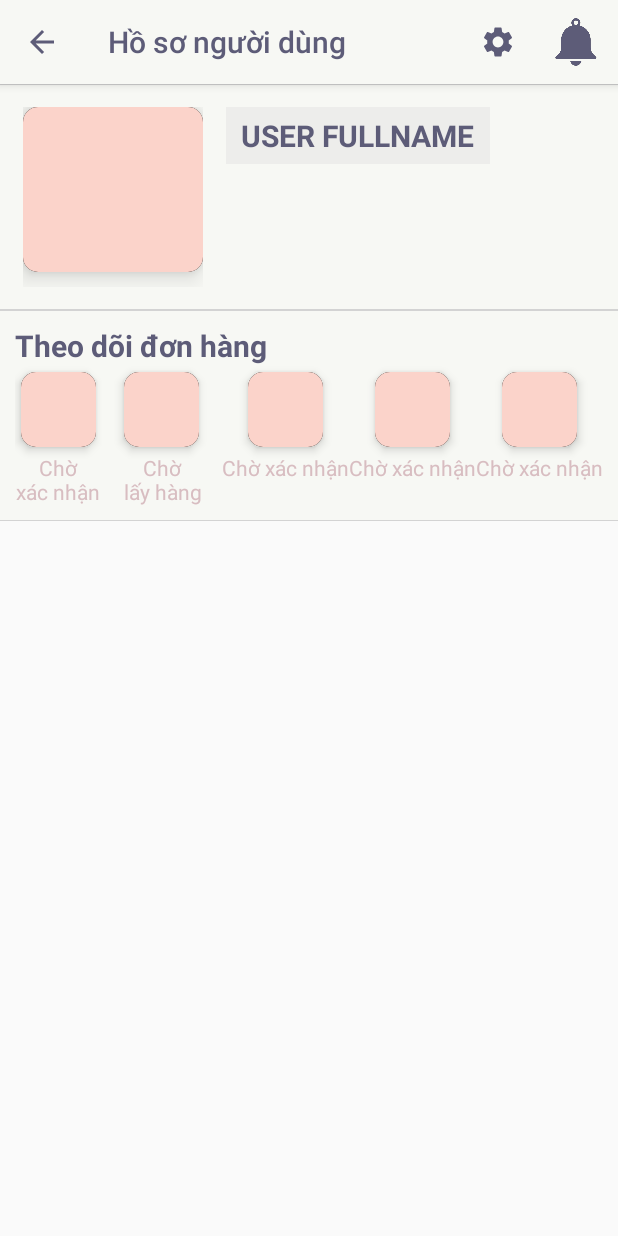
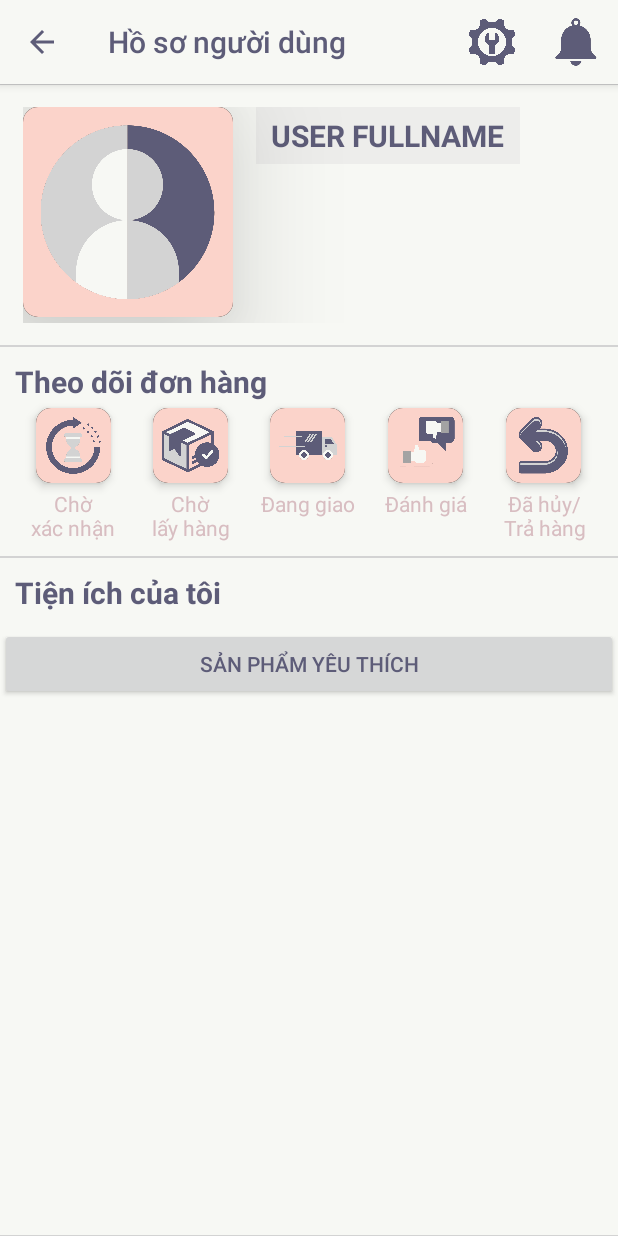
Before and after one commit to NTBichNgoc7202/FlashyStationery_Android, an Android app: the screen it shows after launch (UserProfileActivity), on a phone screen of 412 x 824 dp. Run offline under Robolectric (Android 15) with nearby library versions, the phone set to English and light mode, and no system bars; our stand-ins replace CircleImageView.

Commit message:
Update User Profile 27/11

```diff
--- a/app/src/main/res/drawable/ic_baseline_settings_24.xml
+++ /dev/null
@@ -1,5 +0,0 @@
-<vector android:height="24dp" android:tint="#5D5C78"
-    android:viewportHeight="24" android:viewportWidth="24"
-    android:width="24dp" xmlns:android="http://schemas.android.com/apk/res/android">
-    <path android:fillColor="@android:color/white" android:pathData="M19.14,12.94c0.04,-0.3 0.06,-0.61 0.06,-0.94c0,-0.32 -0.02,-0.64 -0.07,-0.94l2.03,-1.58c0.18,-0.14 0.23,-0.41 0.12,-0.61l-1.92,-3.32c-0.12,-0.22 -0.37,-0.29 -0.59,-0.22l-2.39,0.96c-0.5,-0.38 -1.03,-0.7 -1.62,-0.94L14.4,2.81c-0.04,-0.24 -0.24,-0.41 -0.48,-0.41h-3.84c-0.24,0 -0.43,0.17 -0.47,0.41L9.25,5.35C8.66,5.59 8.12,5.92 7.63,6.29L5.24,5.33c-0.22,-0.08 -0.47,0 -0.59,0.22L2.74,8.87C2.62,9.08 2.66,9.34 2.86,9.48l2.03,1.58C4.84,11.36 4.8,11.69 4.8,12s0.02,0.64 0.07,0.94l-2.03,1.58c-0.18,0.14 -0.23,0.41 -0.12,0.61l1.92,3.32c0.12,0.22 0.37,0.29 0.59,0.22l2.39,-0.96c0.5,0.38 1.03,0.7 1.62,0.94l0.36,2.54c0.05,0.24 0.24,0.41 0.48,0.41h3.84c0.24,0 0.44,-0.17 0.47,-0.41l0.36,-2.54c0.59,-0.24 1.13,-0.56 1.62,-0.94l2.39,0.96c0.22,0.08 0.47,0 0.59,-0.22l1.92,-3.32c0.12,-0.22 0.07,-0.47 -0.12,-0.61L19.14,12.94zM12,15.6c-1.98,0 -3.6,-1.62 -3.6,-3.6s1.62,-3.6 3.6,-3.6s3.6,1.62 3.6,3.6S13.98,15.6 12,15.6z"/>
-</vector>
--- a/app/src/main/res/layout/activity_user_profile.xml
+++ b/app/src/main/res/layout/activity_user_profile.xml
@@ -5,7 +5,8 @@
     android:layout_width="match_parent"
     android:layout_height="match_parent"
     tools:context="com.race.flashystationery.UserProfileActivity"
-    android:orientation="vertical">
+    android:orientation="vertical"
+    android:background="#F7F8F4">
 
     <LinearLayout
         android:layout_width="match_parent"
@@ -13,17 +14,16 @@
         android:orientation="horizontal"
         android:padding="15dp"
         android:background="@drawable/image_shadow_2">
-        <RelativeLayout
-            android:layout_width="120dp"
-            android:layout_height="120dp">
-            <ImageView
-                android:layout_width="150dp"
-                android:layout_height="150dp"
-                android:layout_marginBottom="10dp"
+
+        <de.hdodenhof.circleimageview.CircleImageView
+            android:id="@+id/imv_UserAvatar"
+            android:layout_width="140dp"
+            android:layout_height="140dp"
+            android:src="@drawable/ic_user"
+            android:padding="10dp"
             android:background="@drawable/image_shadow"
-                android:elevation="10dp"/>
-
-        </RelativeLayout>
+            android:layout_marginBottom="4dp"
+            android:elevation="50dp"/>
 
         <TextView
             android:layout_width="wrap_content"
@@ -43,7 +43,6 @@
         android:layout_width="match_parent"
         android:layout_height="wrap_content"
         android:background="@drawable/image_shadow_2"
-        android:stretchColumns="1"
         android:padding="10dp">
         <TableRow>
             <TextView
@@ -55,80 +54,128 @@
         </TableRow>
         <TableRow>
             <LinearLayout
+                android:id="@+id/ll_ChoXacNhan"
                 android:orientation="vertical"
-                android:gravity="center_horizontal">
+                android:gravity="center_horizontal"
+                android:layout_weight="1">
                 <ImageView
                     android:layout_width="50dp"
                     android:layout_height="50dp"
                     android:background="@drawable/image_shadow"
                     android:layout_margin="4dp"
-                    android:elevation="4dp"/>
+                    android:elevation="4dp"
+                    android:src="@drawable/order_confirm"
+                    android:padding="5dp"/>
                 <TextView
-                    android:layout_width="wrap_content"
+                    android:layout_width="match_parent"
                     android:layout_height="wrap_content"
                     android:text="Chờ\nxác nhận"
                     android:textColor="#D8BDC1"
                     android:gravity="center_horizontal"/>
             </LinearLayout>
+
             <LinearLayout
+                android:id="@+id/ll_ChoLayHang"
                 android:orientation="vertical"
-                android:gravity="center_horizontal">
+                android:gravity="center_horizontal"
+                android:layout_weight="1">
                 <ImageView
                     android:layout_width="50dp"
                     android:layout_height="50dp"
                     android:background="@drawable/image_shadow"
                     android:layout_margin="4dp"
-                    android:elevation="4dp"/>
+                    android:elevation="4dp"
+                    android:src="@drawable/order_package"
+                    android:padding="5dp"/>
                 <TextView
-                    android:layout_width="wrap_content"
+                    android:layout_width="match_parent"
                     android:layout_height="wrap_content"
                     android:text="Chờ\nlấy hàng"
                     android:textColor="#D8BDC1"
                     android:gravity="center_horizontal"/>
-            </LinearLayout><LinearLayout
+            </LinearLayout>
+
+            <LinearLayout
+                android:id="@+id/ll_DangGiao"
                 android:orientation="vertical"
-            android:gravity="center_horizontal">
+                android:gravity="center_horizontal"
+                android:layout_weight="1">
                 <ImageView
                     android:layout_width="50dp"
                     android:layout_height="50dp"
                     android:background="@drawable/image_shadow"
                     android:layout_margin="4dp"
-                android:elevation="4dp"/>
+                    android:elevation="4dp"
+                    android:src="@drawable/shipping"
+                    android:padding="5dp"/>
                 <TextView
-                android:layout_width="wrap_content"
+                    android:layout_width="match_parent"
                     android:layout_height="wrap_content"
-                android:text="Chờ xác nhận"
-                android:textColor="#D8BDC1"/>
-        </LinearLayout><LinearLayout
+                    android:text="Đang giao"
+                    android:textColor="#D8BDC1"
+                    android:gravity="center_horizontal"/>
+            </LinearLayout>
+
+            <LinearLayout
+                android:id="@+id/ll_DanhGia"
                 android:orientation="vertical"
-            android:gravity="center_horizontal">
+                android:gravity="center_horizontal"
+                android:layout_weight="1">
                 <ImageView
                     android:layout_width="50dp"
                     android:layout_height="50dp"
                     android:background="@drawable/image_shadow"
                     android:layout_margin="4dp"
-                android:elevation="4dp"/>
+                    android:elevation="4dp"
+                    android:src="@drawable/evaluate"
+                    android:padding="5dp"/>
                 <TextView
-                android:layout_width="wrap_content"
+                    android:layout_width="match_parent"
                     android:layout_height="wrap_content"
-                android:text="Chờ xác nhận"
-                android:textColor="#D8BDC1"/>
-        </LinearLayout><LinearLayout
+                    android:text="Đánh giá"
+                    android:textColor="#D8BDC1"
+                    android:gravity="center_horizontal"/>
+            </LinearLayout>
+
+            <LinearLayout
+                android:id="@+id/ll_HuyVaTraHang"
                 android:orientation="vertical"
-            android:gravity="center_horizontal">
+                android:gravity="center_horizontal"
+                android:layout_weight="1">
                 <ImageView
                     android:layout_width="50dp"
                     android:layout_height="50dp"
                     android:background="@drawable/image_shadow"
                     android:layout_margin="4dp"
-                android:elevation="4dp"/>
+                    android:elevation="4dp"
+                    android:src="@drawable/order_return"
+                    android:padding="5dp"/>
                 <TextView
-                android:layout_width="wrap_content"
+                    android:layout_width="match_parent"
                     android:layout_height="wrap_content"
-                android:text="Chờ xác nhận"
-                android:textColor="#D8BDC1"/>
+                    android:text="Đã hủy/\nTrả hàng"
+                    android:textColor="#D8BDC1"
+                    android:gravity="center_horizontal"/>
             </LinearLayout>
         </TableRow>
     </TableLayout>
 
+    <LinearLayout
+        android:layout_width="match_parent"
+        android:layout_height="match_parent"
+        android:orientation="vertical"
+        android:background="@drawable/image_shadow_2">
+        <TextView
+            android:layout_width="match_parent"
+            android:layout_height="wrap_content"
+            android:text="Tiện ích của tôi"
+            android:padding="10dp"
+            android:textSize="20sp"
+            android:textStyle="bold"
+            android:textColor="#5D5C78"/>
+        <Button
+            android:layout_width="match_parent"
+            android:layout_height="wrap_content"
+            android:text="Sản phẩm yêu thích"/>
     </LinearLayout>
+</LinearLayout>
--- a/app/src/main/res/menu/user_profile_menu.xml
+++ b/app/src/main/res/menu/user_profile_menu.xml
@@ -5,7 +5,7 @@
     <item android:id="@+id/mn_Setting"
         android:title="Setting"
         app:showAsAction="always"
-        android:icon="@drawable/ic_baseline_settings_24"/>
+        android:icon="@drawable/setting"/>
 
     <item android:id="@+id/mn_Notify"
         android:title="Notification"
```
Lines whose indentation alone changed are shown as unchanged.
